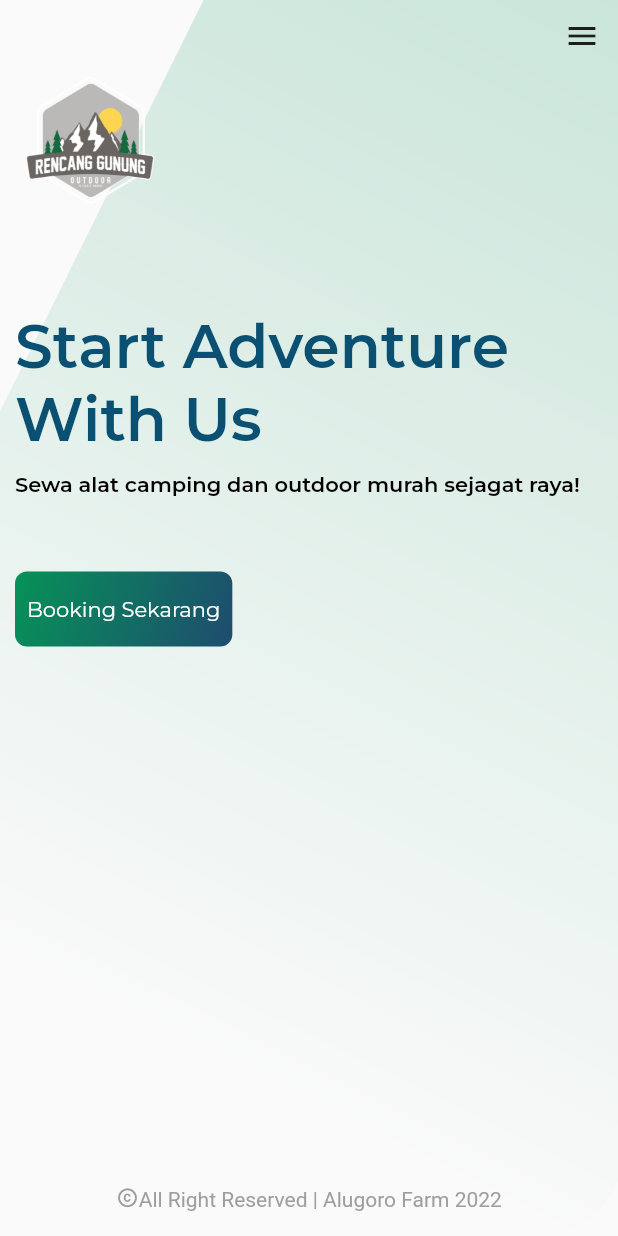
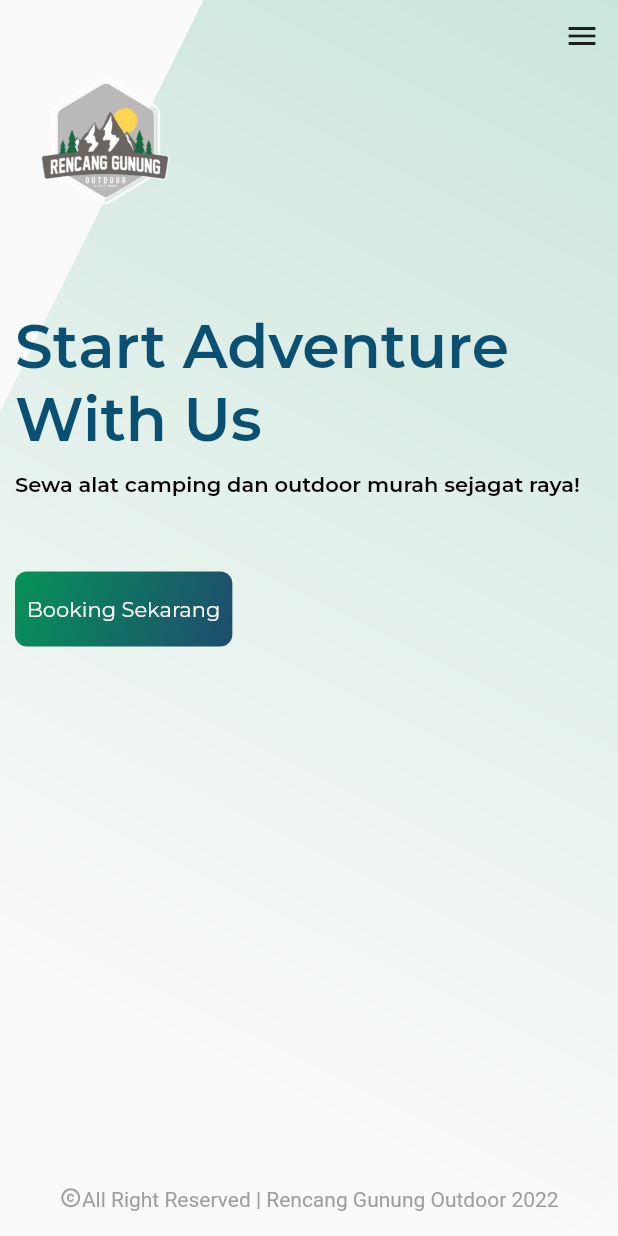
Before and after one commit to rencanggunung/rencangunung_web_flutter, a Flutter app: the screen it shows after launch, on a phone screen of 412 x 824 dp. Run offline on Flutter 3.47's test engine with Material 2 defaults, Android fonts, the light colour scheme and no system bars; drawn by our look-alikes of auto_size_text; our stand-ins replace flutter_svg, icons_plus, loading_indicator, lottie, page_transition, url_strategy; project files that could hold a hidden picture were left out.

Commit message:
fix padding

```diff
--- a/lib/views/landing_page_view.dart
+++ b/lib/views/landing_page_view.dart
@@ -1,5 +1,3 @@
-import 'dart:html';
-
 import 'package:auto_size_text/auto_size_text.dart';
 import 'package:flutter/material.dart';
 import 'package:flutter_svg/flutter_svg.dart';
@@ -52,18 +50,37 @@ class _LandingPageViewState extends State<LandingPageView> {
                   height: double.infinity,
                 ),
               ),
+            if (isMobie(context))
               Positioned(
                 top: MediaQuery.of(context).size.height / 35,
                 left: 0,
                 right: 0,
                 child: Padding(
-                padding: const EdgeInsets.only(left: 10, top: 20),
+                  padding: const EdgeInsets.only(left: 20, top: 20),
                   child: Row(
                     children: [
                       Image.asset(
                         'assets/images/rg_logo.png',
                         height: 100,
                         width: 100,
+                      )
+                    ],
+                  ),
+                ),
+              ),
+            if (!isMobie(context))
+              Positioned(
+                top: MediaQuery.of(context).size.height / 35,
+                left: 0,
+                right: 0,
+                child: Padding(
+                  padding: const EdgeInsets.only(left: 20, top: 20),
+                  child: Row(
+                    children: [
+                      Image.asset(
+                        'assets/images/rg_logo.png',
+                        height: 150,
+                        width: 150,
                       )
                     ],
                   ),
@@ -190,7 +207,7 @@ class _LandingPageViewState extends State<LandingPageView> {
               Positioned(
                 top: MediaQuery.of(context).size.height / 4,
                 child: Padding(
-                    padding: const EdgeInsets.only(left: 10, right: 10),
+                    padding: const EdgeInsets.only(left: 20, right: 10),
                     child: Column(
                       crossAxisAlignment: CrossAxisAlignment.start,
                       mainAxisAlignment: MainAxisAlignment.start,
@@ -262,7 +279,8 @@ class _LandingPageViewState extends State<LandingPageView> {
                           color: Colors.grey,
                         )),
                     TextSpan(
-                        text: 'All Right Reserved | Alugoro Farm 2022',
+                        text:
+                            'All Right Reserved | Rencang Gunung Outdoor 2022',
                         style: TextStyle(color: Colors.grey)),
                   ]),
                   textAlign: TextAlign.center,
```
Lines whose indentation alone changed are shown as unchanged.
